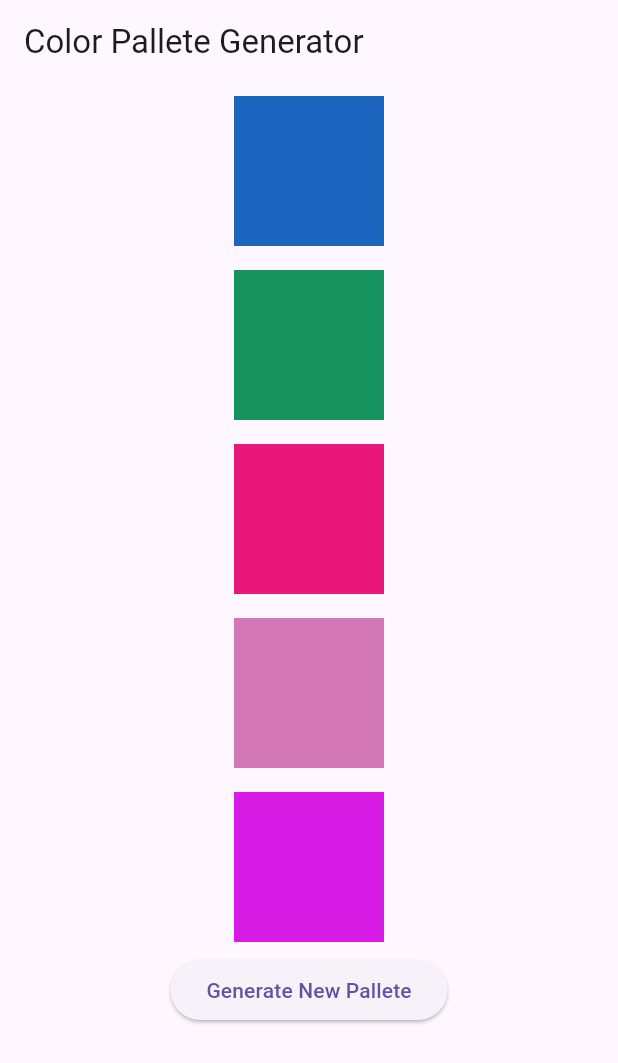
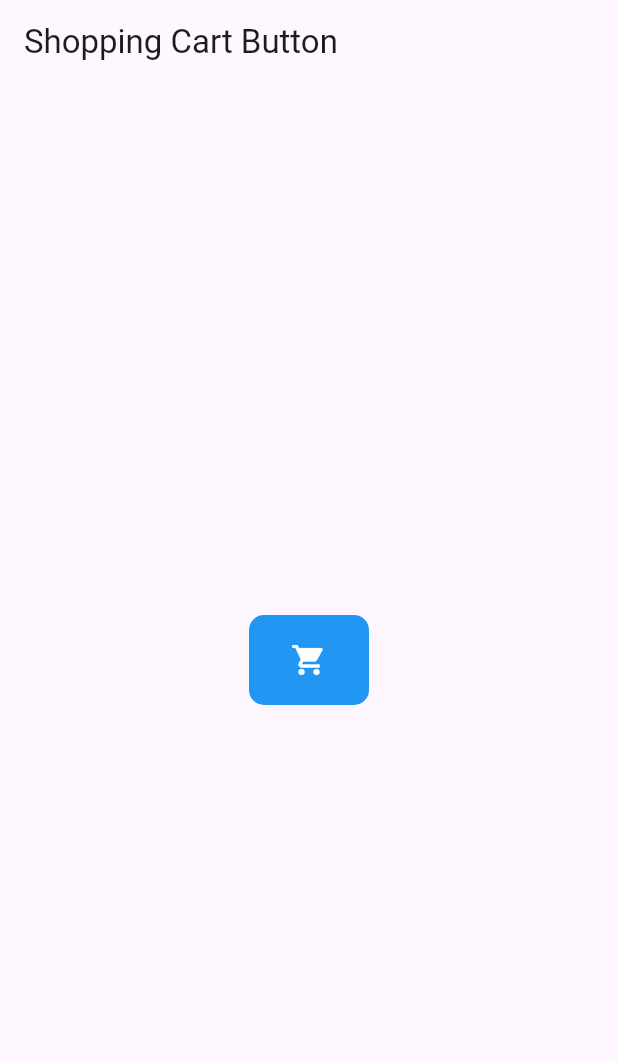
Before and after one commit to emekss/Animation_starter_code, a Flutter app: the screen it shows after launch, on a phone screen of 412 x 824 dp. Shown: the top 1063 px of the screen. Run offline on Flutter 3.47's test engine with Material 3 defaults, Android fonts, the light colour scheme and no system bars.

Commit message:
shopping cart button updated

```diff
--- a/lib/implicit_animation/animated_shopping_cart_button.dart
+++ b/lib/implicit_animation/animated_shopping_cart_button.dart
@@ -0,0 +1,52 @@
+import 'package:flutter/material.dart';
+import 'package:flutter/widgets.dart';
+
+class AnimatedShoppingCart extends StatefulWidget {
+  const AnimatedShoppingCart({super.key});
+
+  @override
+  State<AnimatedShoppingCart> createState() => _AnimatedShoppingCartState();
+}
+
+class _AnimatedShoppingCartState extends State<AnimatedShoppingCart> {
+  bool isExpanded = false;
+
+  @override
+  Widget build(BuildContext context) {
+    return Scaffold(
+      appBar: AppBar(
+        title: const Text('Shopping Cart Button'),
+      ),
+      body: Center(
+        child: Column(
+          mainAxisAlignment: MainAxisAlignment.center,
+          children: [
+            GestureDetector(
+              onTap: () {
+                setState(() {
+                  isExpanded = !isExpanded;
+                });
+              },
+              child: AnimatedContainer(
+                duration: const Duration(milliseconds: 1000),
+                height: 60,
+                width: isExpanded ? 150 : 80,
+                decoration: BoxDecoration(
+                  color: Colors.blue,
+                  borderRadius: BorderRadius.circular(10),
+                ),
+                child: IconButton(
+                  onPressed: () {},
+                  icon: const Icon(
+                    Icons.shopping_cart,
+                    color: Colors.white,
+                  ),
+                ),
+              ),
+            )
+          ],
+        ),
+      ),
+    );
+  }
+}
--- a/lib/implicit_animation/animater_color_pallete.dart
+++ b/lib/implicit_animation/animater_color_pallete.dart
@@ -34,14 +34,16 @@ class _AnimatedColorPalleteState extends State<AnimatedColorPallete> {
   Widget build(BuildContext context) {
     return Scaffold(
       appBar: AppBar(
-        title: const Text('Color Pallete Generator'),
+        title: const Text(
+          'Color Pallete Generator',
+        ),
       ),
       body: Center(
         child: Column(
           children: [
             for (Color color in currentPalette)
               AnimatedContainer(
-                duration: const Duration(milliseconds: 500),
+                duration: const Duration(milliseconds: 1000),
                 width: 100,
                 height: 100,
                 color: color,
--- a/lib/main.dart
+++ b/lib/main.dart
@@ -1,4 +1,4 @@
-import 'package:animation_starter_code/implicit_animation/animater_color_pallete.dart';
+import 'package:animation_starter_code/implicit_animation/animated_shopping_cart_button.dart';
 import 'package:flutter/material.dart';
 
 void main() {
@@ -13,7 +13,7 @@
   Widget build(BuildContext context) {
     return const MaterialApp(
       debugShowCheckedModeBanner: false,
-      home: AnimatedColorPallete(),
+      home: AnimatedShoppingCart(),
     );
   }
 }
```
